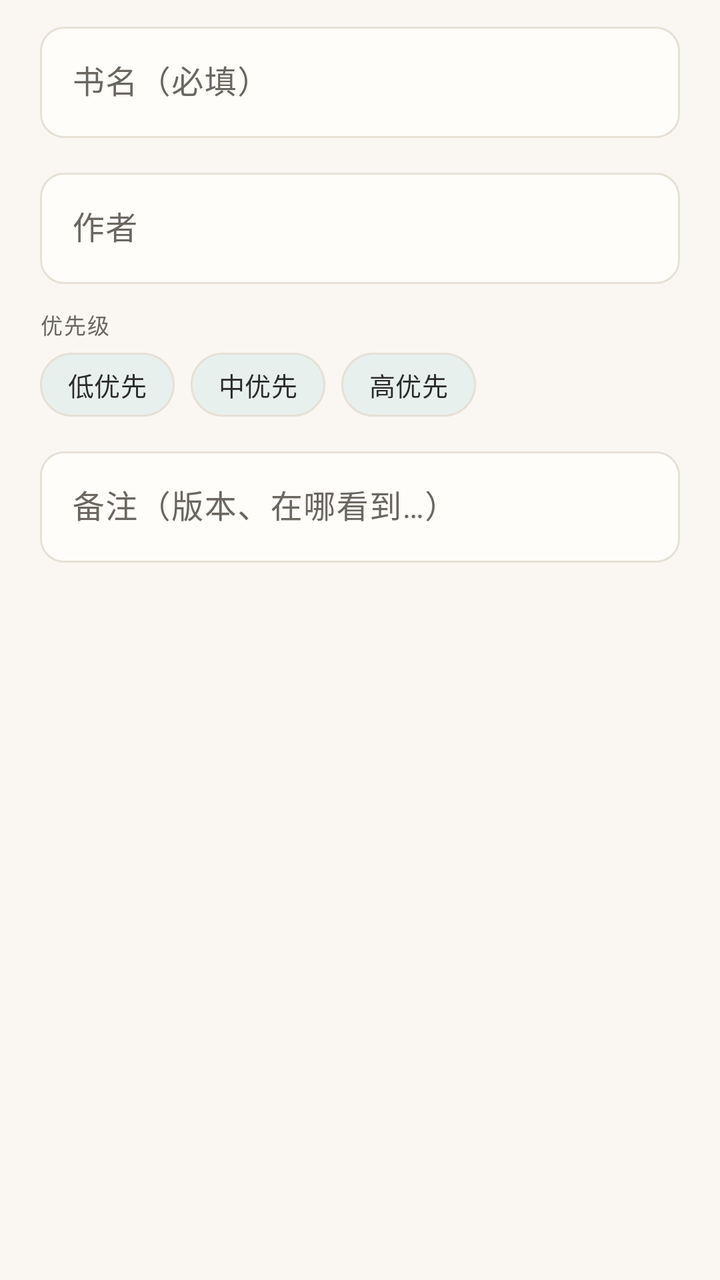
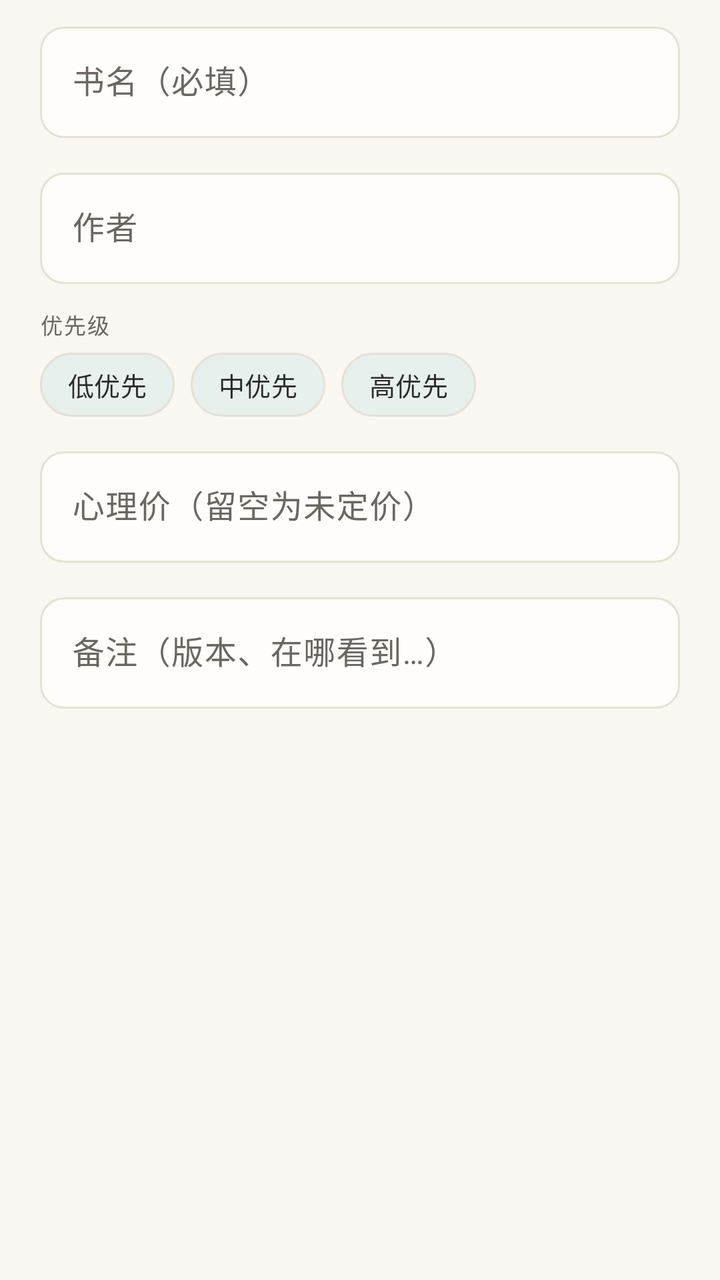

Screens rendered from an Android XML layout before and after an edit, with the pre-edit source and the edit as a unified diff.
<!-- AndroidManifest.xml: application theme Theme.Bookshelf -->
<!-- res/layout/dialog_wish.xml -->
<?xml version="1.0" encoding="utf-8"?>
<ScrollView xmlns:android="http://schemas.android.com/apk/res/android"
    xmlns:app="http://schemas.android.com/apk/res-auto"
    android:layout_width="match_parent"
    android:layout_height="wrap_content"
    android:scrollbars="none">

    <LinearLayout
        android:layout_width="match_parent"
        android:layout_height="wrap_content"
        android:orientation="vertical"
        android:paddingHorizontal="@dimen/space_xl"
        android:paddingTop="@dimen/space_sm"
        android:paddingBottom="@dimen/space_sm">

        <com.google.android.material.textfield.TextInputLayout
            style="@style/Widget.Bookshelf.TextField"
            android:layout_width="match_parent"
            android:layout_height="wrap_content"
            android:hint="书名（必填）">

            <com.google.android.material.textfield.TextInputEditText
                android:id="@+id/et_wish_title"
                android:layout_width="match_parent"
                android:layout_height="wrap_content"
                android:inputType="text"
                android:singleLine="true" />
        </com.google.android.material.textfield.TextInputLayout>

        <com.google.android.material.textfield.TextInputLayout
            style="@style/Widget.Bookshelf.TextField"
            android:layout_width="match_parent"
            android:layout_height="wrap_content"
            android:layout_marginTop="@dimen/space_md"
            android:hint="作者">

            <com.google.android.material.textfield.TextInputEditText
                android:id="@+id/et_wish_author"
                android:layout_width="match_parent"
                android:layout_height="wrap_content"
                android:inputType="text"
                android:singleLine="true" />
        </com.google.android.material.textfield.TextInputLayout>

        
        <TextView
            style="@style/DialogSectionTitle"
            android:layout_marginTop="@dimen/space_md"
            android:layout_marginBottom="6dp"
            android:text="优先级" />

        <com.google.android.material.chip.ChipGroup
            android:id="@+id/cg_wish_priority"
            style="@style/Widget.Bookshelf.ChipGroup"
            android:layout_width="match_parent"
            android:layout_height="wrap_content"
            app:selectionRequired="true"
            app:singleSelection="true">

            <com.google.android.material.chip.Chip
                android:id="@+id/chip_priority_low"
                style="@style/Widget.Bookshelf.Chip"
                android:layout_width="wrap_content"
                android:layout_height="wrap_content"
                android:checkable="true"
                android:text="低优先" />

            <com.google.android.material.chip.Chip
                android:id="@+id/chip_priority_mid"
                style="@style/Widget.Bookshelf.Chip"
                android:layout_width="wrap_content"
                android:layout_height="wrap_content"
                android:checkable="true"
                android:text="中优先" />

            <com.google.android.material.chip.Chip
                android:id="@+id/chip_priority_high"
                style="@style/Widget.Bookshelf.Chip"
                android:layout_width="wrap_content"
                android:layout_height="wrap_content"
                android:checkable="true"
                android:text="高优先" />
        </com.google.android.material.chip.ChipGroup>

        <com.google.android.material.textfield.TextInputLayout
            style="@style/Widget.Bookshelf.TextField"
            android:layout_width="match_parent"
            android:layout_height="wrap_content"
            android:layout_marginTop="@dimen/space_md"
            android:hint="备注（版本、在哪看到…）">

            <com.google.android.material.textfield.TextInputEditText
                android:id="@+id/et_wish_note"
                android:layout_width="match_parent"
                android:layout_height="wrap_content"
                android:inputType="textMultiLine"
                android:maxLines="3"
                android:minLines="1" />
        </com.google.android.material.textfield.TextInputLayout>
    </LinearLayout>
</ScrollView>
<!-- resources referenced by this layout -->
<resources>
  <dimen name="space_md">12dp</dimen>
  <dimen name="space_sm">8dp</dimen>
  <dimen name="space_xl">20dp</dimen>
  <style name="Widget.Bookshelf.ChipGroup" parent="Widget.Material3.ChipGroup">
          <item name="chipSpacingHorizontal">8dp</item>
          <item name="chipSpacingVertical">4dp</item>
          <item name="singleLine">false</item>
      </style>
  <dimen name="text_caption">11sp</dimen>
  <style name="ShapeAppearance.Bookshelf.Pill" parent="ShapeAppearance.Material3.Corner.Full">
          <item name="cornerSize">50%</item>
      </style>
  <dimen name="text_body_small">13sp</dimen>
  <dimen name="radius_md">12dp</dimen>
  <color name="primary">#2E6E5C</color>
  <color name="primary_dark">#1F4D40</color>
  <color name="accent">#C08A3E</color>
  <color name="chip_bg">#E8F0ED</color>
  <color name="green_container">#E6F0EC</color>
  <color name="green_on_container">#1C4A3E</color>
  <color name="green_page">#FAF7F2</color>
  <color name="green_surface">#FFFDF9</color>
  <color name="green_surface_dim">#F3EEE6</color>
  <color name="green_outline">#E6E0D5</color>
  <color name="green_outline_strong">#D8D0C2</color>
  <color name="bg_page">#FAF7F2</color>
  <color name="surface">#FFFDF9</color>
  <color name="surface_dim">#F4F0E9</color>
  <color name="outline">#E6E0D5</color>
  <color name="outline_strong">#CFC5B4</color>
  <color name="text_main">#2B2B2B</color>
  <color name="text_sub">#6B6660</color>
  <color name="checkin_adjacent_text">#8E8880</color>
  <color name="accent_text">#8A5A1A</color>
  <color name="dock_surface">#FFFFFF</color>
  <style name="Widget.Bookshelf.MaterialCard" parent="Widget.Material3.CardView.Outlined">
          <item name="cardCornerRadius">@dimen/card_corner</item>
          <item name="cardElevation">0dp</item>
          <item name="strokeColor">?attr/outline</item>
          <item name="strokeWidth">1dp</item>
      </style>
  <style name="ThemeOverlay.Bookshelf.BottomSheet" parent="ThemeOverlay.Material3.BottomSheetDialog">
          <item name="bottomSheetStyle">@style/Widget.Bookshelf.BottomSheet</item>
      </style>
  <style name="ShapeAppearance.Bookshelf.Medium" parent="ShapeAppearance.Material3.Corner.Medium">
          <item name="cornerSize">@dimen/radius_md</item>
      </style>
  <dimen name="card_corner">16dp</dimen>
  <style name="TextAppearance.Bookshelf.DialogTitle" parent="MaterialAlertDialog.Material3.Title.Text">
          <item name="android:textSize">@dimen/text_title_toolbar</item>
          <item name="android:textStyle">bold</item>
          <item name="android:textColor">?attr/on_surface</item>
      </style>
  <style name="TextAppearance.Bookshelf.DialogBody" parent="MaterialAlertDialog.Material3.Body.Text">
          <item name="android:textSize">@dimen/text_body_small</item>
          <item name="android:textColor">?attr/on_surface_variant</item>
          <item name="android:lineSpacingMultiplier">1.4</item>
      </style>
  <style name="Widget.Bookshelf.Button.Dialog" parent="Widget.Material3.Button.TextButton.Dialog">
          <item name="android:textSize">@dimen/text_body_small</item>
          <item name="android:textAllCaps">false</item>
      </style>
  <style name="ShapeAppearance.Bookshelf.Dialog" parent="ShapeAppearance.Material3.Corner.Large">
          <item name="cornerSize">@dimen/radius_2xl</item>
      </style>
  <style name="Widget.Bookshelf.BottomSheet" parent="Widget.Material3.BottomSheet.Modal">
          <item name="shapeAppearance">@style/ShapeAppearance.Bookshelf.BottomSheet</item>
          <item name="backgroundTint">?attr/surface</item>
          
          <item name="elevationOverlayEnabled">false</item>
      </style>
  <dimen name="text_title_toolbar">16sp</dimen>
  <dimen name="radius_2xl">24dp</dimen>
  <!-- unchanged entries left out for length: 8 -->
</resources>

<!-- the commit's change to res/layout/dialog_wish.xml (unified diff, before → after) -->
@@ -82,6 +82,23 @@
                 android:text="高优先" />
         </com.google.android.material.chip.ChipGroup>
 
+        
+        <com.google.android.material.textfield.TextInputLayout
+            style="@style/Widget.Bookshelf.TextField"
+            android:layout_width="match_parent"
+            android:layout_height="wrap_content"
+            android:layout_marginTop="@dimen/space_md"
+            android:hint="心理价（留空为未定价）"
+            app:prefixText="¥">
+
+            <com.google.android.material.textfield.TextInputEditText
+                android:id="@+id/et_wish_price"
+                android:layout_width="match_parent"
+                android:layout_height="wrap_content"
+                android:inputType="numberDecimal"
+                android:singleLine="true" />
+        </com.google.android.material.textfield.TextInputLayout>
+
         <com.google.android.material.textfield.TextInputLayout
             style="@style/Widget.Bookshelf.TextField"
             android:layout_width="match_parent"
